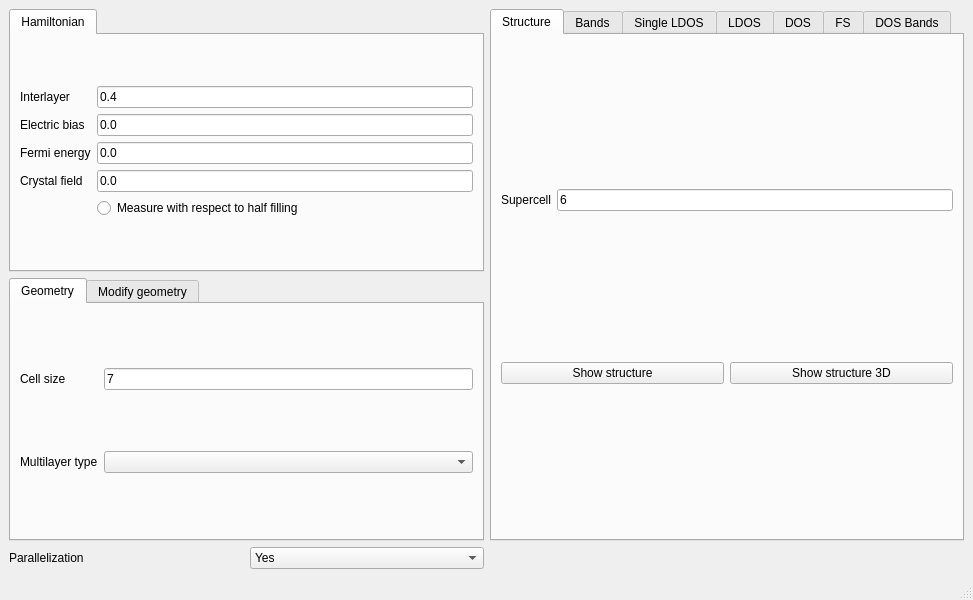
This is development/interface-pyqt/tbg/interface.ui in joselado/quantum-honeycomp as Qt 5 draws it before an edit. The edited form follows.
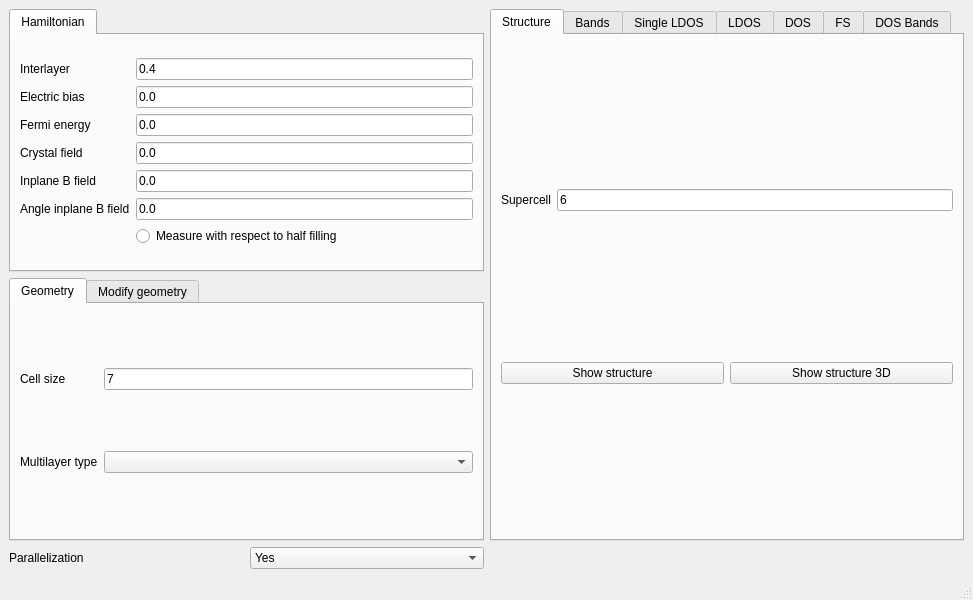
This is the edited form.

What changed in the file:
```diff
--- a/development/interface-pyqt/tbg/interface.ui
+++ b/development/interface-pyqt/tbg/interface.ui
@@ -69,7 +69,7 @@
             </property>
            </widget>
           </item>
-          <item row="4" column="1">
+          <item row="6" column="1">
            <widget class="QRadioButton" name="set_half_filling">
             <property name="text">
              <string>Measure with respect to half filling</string>
@@ -93,6 +93,34 @@
             </property>
            </widget>
           </item>
+          <item row="5" column="0">
+           <widget class="QLabel" name="label_20">
+            <property name="text">
+             <string>Angle inplane B field</string>
+            </property>
+           </widget>
+          </item>
+          <item row="5" column="1">
+           <widget class="QLineEdit" name="inplaneb_phi">
+            <property name="text">
+             <string>0.0</string>
+            </property>
+           </widget>
+          </item>
+          <item row="4" column="0">
+           <widget class="QLabel" name="label_18">
+            <property name="text">
+             <string>Inplane B field</string>
+            </property>
+           </widget>
+          </item>
+          <item row="4" column="1">
+           <widget class="QLineEdit" name="inplaneb">
+            <property name="text">
+             <string>0.0</string>
+            </property>
+           </widget>
+          </item>
          </layout>
         </item>
        </layout>
```
